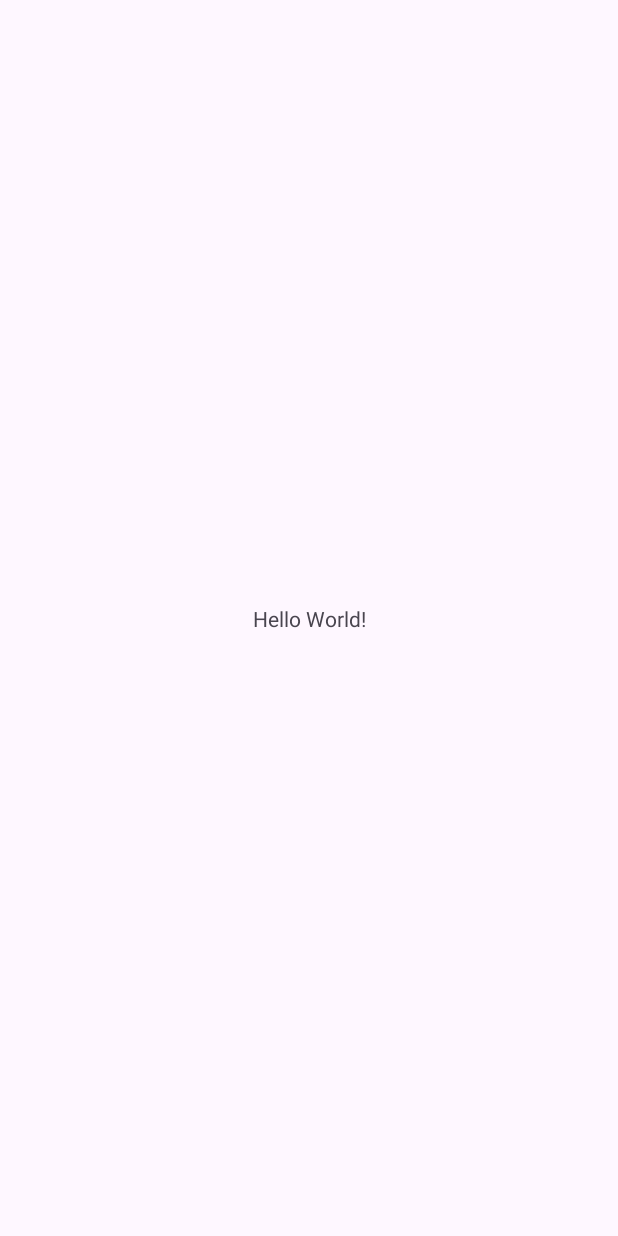
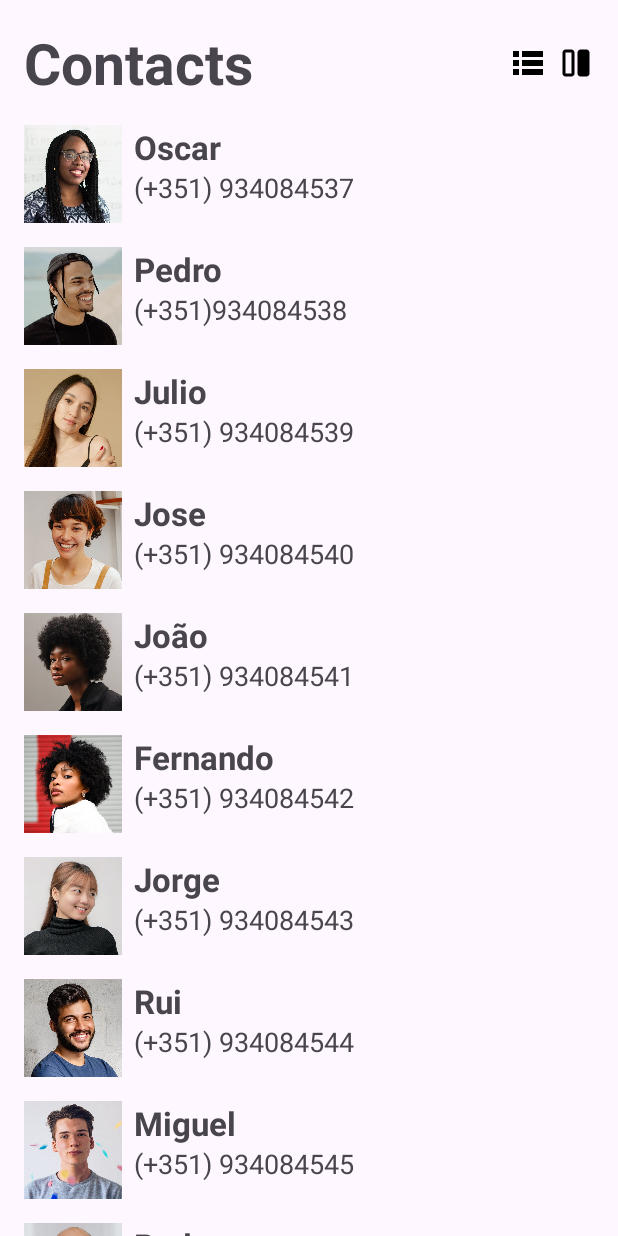
Before and after one commit to OscarGNU/Recyclerview, an Android app: the screen it shows after launch (MainActivity), on a phone screen of 412 x 824 dp. Before the commit the screen is almost empty. Run offline under Robolectric (Android 15) with nearby library versions, the phone set to English and light mode, and no system bars.

Commit message:
A list of telephone contacts was created. The information of each contacts was retrived by selecting the desired one. The infor,ation of the selected contacts was shared through the channel selected by the user

```diff
--- a/app/src/main/AndroidManifest.xml
+++ b/app/src/main/AndroidManifest.xml
@@ -13,6 +13,9 @@
         android:theme="@style/Theme.Recyclerview"
         tools:targetApi="31">
         <activity
+            android:name=".ContactDetailActivity"
+            android:exported="false" />
+        <activity
             android:name=".MainActivity"
             android:exported="true">
             <intent-filter>
--- /dev/null
+++ b/app/src/main/java/com/devspace/recyclerview/Contact.kt
@@ -0,0 +1,9 @@
+package com.devspace.recyclerview
+
+import androidx.annotation.DrawableRes
+
+data class Contact(
+    val name : String,
+    val phone: String,
+    @DrawableRes val icon :Int
+)
--- /dev/null
+++ b/app/src/main/java/com/devspace/recyclerview/ContactListAdapter.kt
@@ -0,0 +1,61 @@
+package com.devspace.recyclerview
+
+import android.view.LayoutInflater
+import android.view.MenuItem
+import android.view.View
+import android.view.ViewGroup
+import android.widget.ImageView
+import android.widget.TextView
+import androidx.recyclerview.widget.DiffUtil
+import androidx.recyclerview.widget.ListAdapter
+import androidx.recyclerview.widget.RecyclerView
+
+class ContactListAdapter:
+    ListAdapter<Contact, ContactListAdapter.ContactViewHolder>(ContactDiffUtils()) {
+
+        private lateinit var  onClickListener: (Contact) -> Unit
+    override fun onCreateViewHolder(parent: ViewGroup, viewType: Int): ContactViewHolder {
+       val view = LayoutInflater.from(parent.context).inflate(R.layout.item_list,parent, false)
+        return ContactViewHolder(view)
+
+    }
+
+    override fun onBindViewHolder(holder: ContactViewHolder, position: Int) {
+            val contact = getItem(position)
+        holder.bind(contact, onClickListener)
+    }
+
+     fun setOnClickListener (onClick: (Contact) -> Unit){
+        onClickListener = onClick
+
+    }
+    class ContactViewHolder(private val view: View) : RecyclerView.ViewHolder(view){
+        private val tvName = view.findViewById<TextView>(R.id.tv_name)
+        private val tvPhone = view.findViewById<TextView>(R.id.tv_phone)
+        private val image = view.findViewById<ImageView>(R.id.image)
+        fun bind(contact: Contact, onClick: (Contact) -> Unit){
+            tvName.text = contact.name
+            tvPhone.text = contact.phone
+            image.setImageResource(contact.icon)
+
+            view.setOnClickListener{
+                onClick.invoke(contact)
+            }
+
+        }
+    }
+
+    class ContactDiffUtils : DiffUtil.ItemCallback<Contact>(){
+        override fun areItemsTheSame(oldItem: Contact, newItem: Contact): Boolean {
+            return oldItem == newItem
+        }
+
+        override fun areContentsTheSame(oldItem: Contact, newItem: Contact): Boolean {
+            return oldItem.name == newItem.name
+        }
+
+
+    }
+
+
+}
--- a/app/src/main/java/com/devspace/recyclerview/MainActivity.kt
+++ b/app/src/main/java/com/devspace/recyclerview/MainActivity.kt
@@ -1,10 +1,16 @@
 package com.devspace.recyclerview
 
+import android.content.Intent
 import android.os.Bundle
+import android.provider.Telephony.Mms.Intents
+import android.widget.ImageView
 import androidx.activity.enableEdgeToEdge
 import androidx.appcompat.app.AppCompatActivity
 import androidx.core.view.ViewCompat
 import androidx.core.view.WindowInsetsCompat
+import androidx.recyclerview.widget.GridLayoutManager
+import androidx.recyclerview.widget.LinearLayoutManager
+import androidx.recyclerview.widget.RecyclerView
 
 class MainActivity : AppCompatActivity() {
     override fun onCreate(savedInstanceState: Bundle?) {
@@ -16,5 +22,129 @@ class MainActivity : AppCompatActivity() {
             v.setPadding(systemBars.left, systemBars.top, systemBars.right, systemBars.bottom)
             insets
         }
+
+        val rvList = findViewById<RecyclerView>(R.id.rv_list)
+        val ivList = findViewById<ImageView>(R.id.iv_list)
+        val ivGrid = findViewById<ImageView>(R.id.iv_grid)
+        val adapter = ContactListAdapter()
+
+        rvList.adapter= adapter
+        rvList.layoutManager = LinearLayoutManager(this )
+        adapter.submitList(contact)
+
+        ivGrid.setOnClickListener{
+            rvList.layoutManager =GridLayoutManager( this, 2)
+             }
+        ivList.setOnClickListener{
+            rvList.layoutManager = LinearLayoutManager ( this)
+    }
+        adapter.setOnClickListener {
+            contact ->
+
+            val intent = Intent(this, ContactDetailActivity::class.java)
+            intent.putExtra("name", contact.name)
+            intent.putExtra("phone", contact.phone)
+            intent.putExtra("icon", contact.icon)
+            startActivity(intent)
+        }
     }
 }
+
+val  contact = listOf(
+    Contact(
+        name =   "Oscar",
+        phone =  "(+351) 934084537",
+        icon = R.drawable.sample1
+    ),
+
+    Contact(
+        name = "Pedro",
+        phone = "(+351)934084538",
+        icon = R.drawable.sample2
+    ),
+
+    Contact(
+        name = "Julio",
+        phone = "(+351) 934084539",
+        icon =  R.drawable.sample3
+    ),
+
+    Contact(
+        name = "Jose",
+        phone = "(+351) 934084540",
+        icon =  R.drawable.sample4
+    ),
+
+    Contact(
+        name = "João",
+        phone = "(+351) 934084541",
+        icon = R.drawable.sample5
+    ),
+
+    Contact(
+        name = "Fernando",
+        phone = "(+351) 934084542",
+        icon = R.drawable.sample6
+    ),
+
+    Contact(
+        name = "Jorge",
+        phone = "(+351) 934084543",
+        icon = R.drawable.sample7
+    ),
+
+    Contact(
+        name = "Rui",
+        phone = "(+351) 934084544",
+        icon = R.drawable.sample8
+    ),
+
+    Contact(
+        name = "Miguel",
+        phone = "(+351) 934084545",
+        icon = R.drawable.sample9
+    ),
+
+    Contact(
+        name = "Pedro",
+        phone = "(+351)934084538",
+        icon = R.drawable.sample10
+    ),
+
+    Contact(
+        name = "Julio",
+        phone = "(+351) 934084539",
+        icon =  R.drawable.sample11
+    ),
+
+    Contact(
+        name = "Jose",
+        phone = "(+351) 934084540",
+        icon =  R.drawable.sample12
+    ),
+
+    Contact(
+        name = "João",
+        phone = "(+351) 934084541",
+        icon = R.drawable.sample13
+    ),
+
+    Contact(
+        name = "Fernando",
+        phone = "(+351) 934084542",
+        icon = R.drawable.sample14
+    ),
+
+    Contact(
+        name = "Jorge",
+        phone = "(+351) 934084543",
+        icon = R.drawable.sample15
+    ),
+
+    Contact(
+        name = "Rui",
+        phone = "(+351) 934084544",
+        icon = R.drawable.sample16
+    )
+
+)
--- a/app/src/main/res/layout/activity_main.xml
+++ b/app/src/main/res/layout/activity_main.xml
@@ -8,12 +8,46 @@
     tools:context=".MainActivity">
 
     <TextView
-        android:layout_width="wrap_content"
+        android:id="@+id/tv_title"
+        android:layout_width="0dp"
         android:layout_height="wrap_content"
-        android:text="Hello World!"
+        android:layout_margin="16dp"
+        android:text="@string/contacts_list_title"
+        android:textSize="38sp"
+        android:textStyle="bold"
+        app:layout_constraintEnd_toStartOf="@+id/iv_list"
+        app:layout_constraintStart_toStartOf="parent"
+        app:layout_constraintTop_toTopOf="parent" />
+
+    <ImageView
+        android:id="@+id/iv_grid"
+        android:layout_width="24dp"
+        android:layout_height="24dp"
+        android:layout_marginEnd="16dp"
+        android:src="@drawable/ic_grid"
+        app:layout_constraintBottom_toBottomOf="@+id/tv_title"
+        app:layout_constraintEnd_toEndOf="parent"
+        app:layout_constraintTop_toTopOf="@+id/tv_title" />
+
+    <ImageView
+        android:id="@+id/iv_list"
+        android:layout_width="24dp"
+        android:layout_height="24dp"
+        android:layout_marginEnd="8dp"
+        android:src="@drawable/ic_list"
+        app:layout_constraintBottom_toBottomOf="@+id/tv_title"
+        app:layout_constraintEnd_toStartOf="@+id/iv_grid"
+        app:layout_constraintTop_toBottomOf="@+id/tv_title"
+        app:layout_constraintTop_toTopOf="@+id/tv_title" />
+
+    <androidx.recyclerview.widget.RecyclerView
+        android:id="@+id/rv_list"
+        android:layout_width="match_parent"
+        android:layout_height="0dp"
         app:layout_constraintBottom_toBottomOf="parent"
         app:layout_constraintEnd_toEndOf="parent"
         app:layout_constraintStart_toStartOf="parent"
-        app:layout_constraintTop_toTopOf="parent" />
+        app:layout_constraintTop_toBottomOf="@+id/tv_title"
+        tools:listitem="@layout/item_list" />
 
 </androidx.constraintlayout.widget.ConstraintLayout>
--- /dev/null
+++ b/app/src/main/res/layout/item_list.xml
@@ -0,0 +1,38 @@
+<?xml version="1.0" encoding="utf-8"?>
+<androidx.constraintlayout.widget.ConstraintLayout xmlns:android="http://schemas.android.com/apk/res/android"
+    android:layout_width="match_parent"
+    android:layout_height="wrap_content"
+    xmlns:tools="http://schemas.android.com/tools"
+    xmlns:app="http://schemas.android.com/apk/res-auto">
+
+    <ImageView
+        tools:srcCompat="@tools:sample/avatars"
+        android:id="@+id/image"
+        android:layout_margin="16dp"
+        app:layout_constraintStart_toStartOf="parent"
+        app:layout_constraintTop_toTopOf="parent"
+        android:contentDescription="@null"
+        android:layout_width="65dp"
+        android:layout_height="65dp" />
+    <TextView
+        android:id="@+id/tv_name"
+        android:layout_width="0dp"
+        tools:text="Name"
+        android:layout_marginStart="8dp"
+        android:textSize="22sp"
+        android:textStyle="bold"
+        app:layout_constraintEnd_toEndOf="parent"
+        app:layout_constraintTop_toTopOf="@id/image"
+        app:layout_constraintStart_toEndOf="@+id/image"
+        android:layout_height="wrap_content" />
+    <TextView
+        android:layout_width="0dp"
+        android:id="@+id/tv_phone"
+        tools:text="(+351)000000000"
+        android:textSize="18sp"
+        app:layout_constraintEnd_toEndOf="parent"
+        app:layout_constraintStart_toStartOf="@id/tv_name"
+        app:layout_constraintTop_toBottomOf="@id/tv_name"
+        android:layout_height="wrap_content" />
+
+</androidx.constraintlayout.widget.ConstraintLayout>
--- a/app/src/main/res/values/strings.xml
+++ b/app/src/main/res/values/strings.xml
@@ -1,3 +1,4 @@
 <resources>
     <string name="app_name">Recyclerview</string>
+    <string name="contacts_list_title">Contacts</string>
 </resources>
```
Also changed, not shown: app/src/main/java/com/devspace/recyclerview/ContactDetailActivity.kt (added, +40 -0 lines), app/src/main/res/layout/activity_contact_detail.xml (added, +117 -0 lines).
